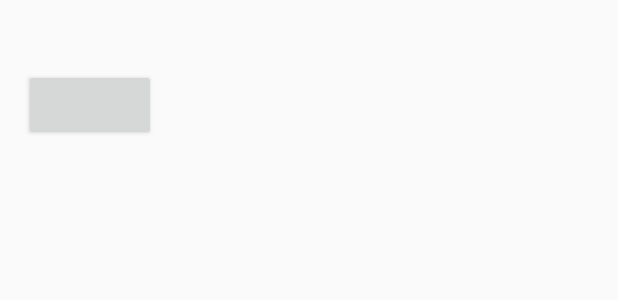
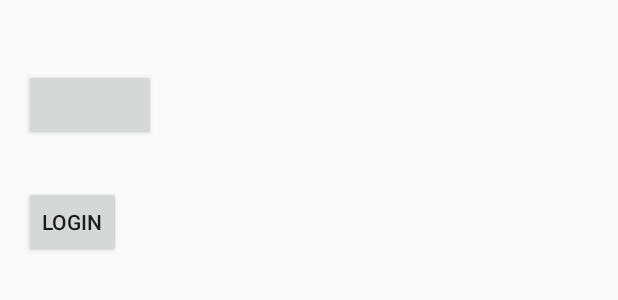
Before and after one commit to dongja94/Sample3_1_Facebook, an Android app: the layout activity_main.xml on its own in the app's theme, with its tools: preview values and no code run, on a phone screen of 412 x 824 dp. Shown: the top 300 px of the screen. Run offline under Robolectric (Android 15) with nearby library versions, the phone set to English and light mode, and no system bars; plain views replace LoginButton.

Commit message:
custom login button

```diff
--- a/app/src/main/res/layout/activity_main.xml
+++ b/app/src/main/res/layout/activity_main.xml
@@ -16,4 +16,14 @@
         android:layout_gravity="center_horizontal"
         android:layout_marginTop="30dp"
         android:layout_marginBottom="30dp" />
+
+    <Button
+        style="?android:attr/buttonStyleSmall"
+        android:layout_width="wrap_content"
+        android:layout_height="wrap_content"
+        android:text="login"
+        android:id="@+id/btn_login"
+        android:layout_below="@+id/login_button"
+        android:layout_alignParentLeft="true"
+        android:layout_alignParentStart="true" />
 </RelativeLayout>
```
Also changed, not shown: app/src/main/java/com/begentgroup/samplefacebook/MainActivity.java (+79 -6 lines).
